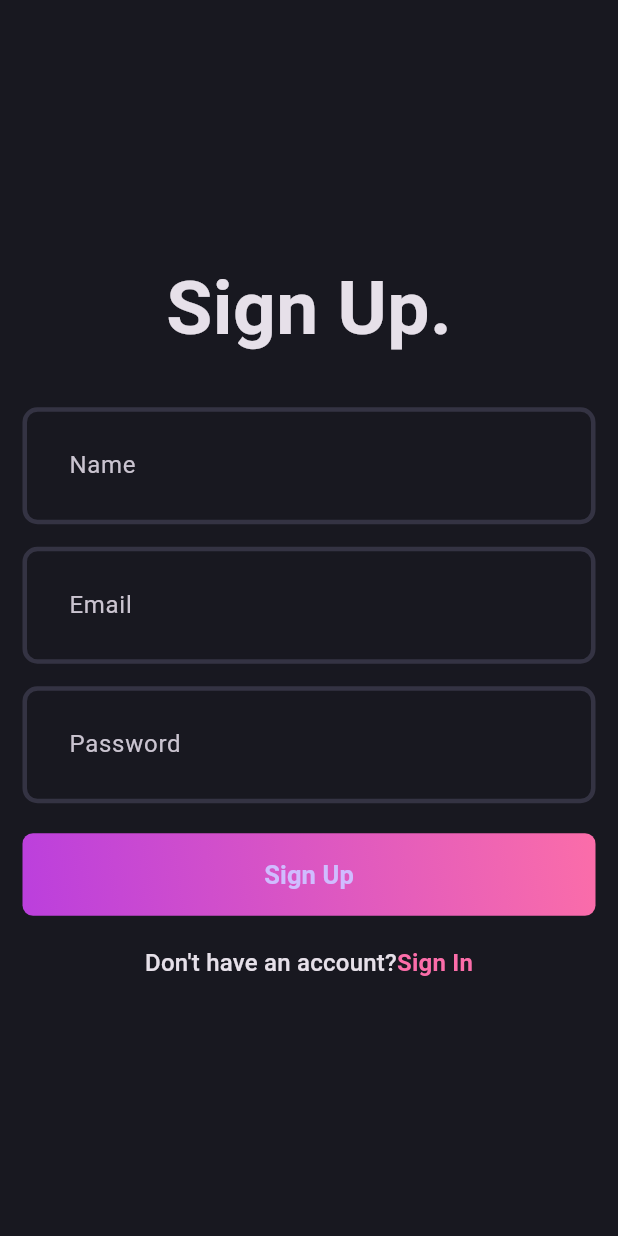
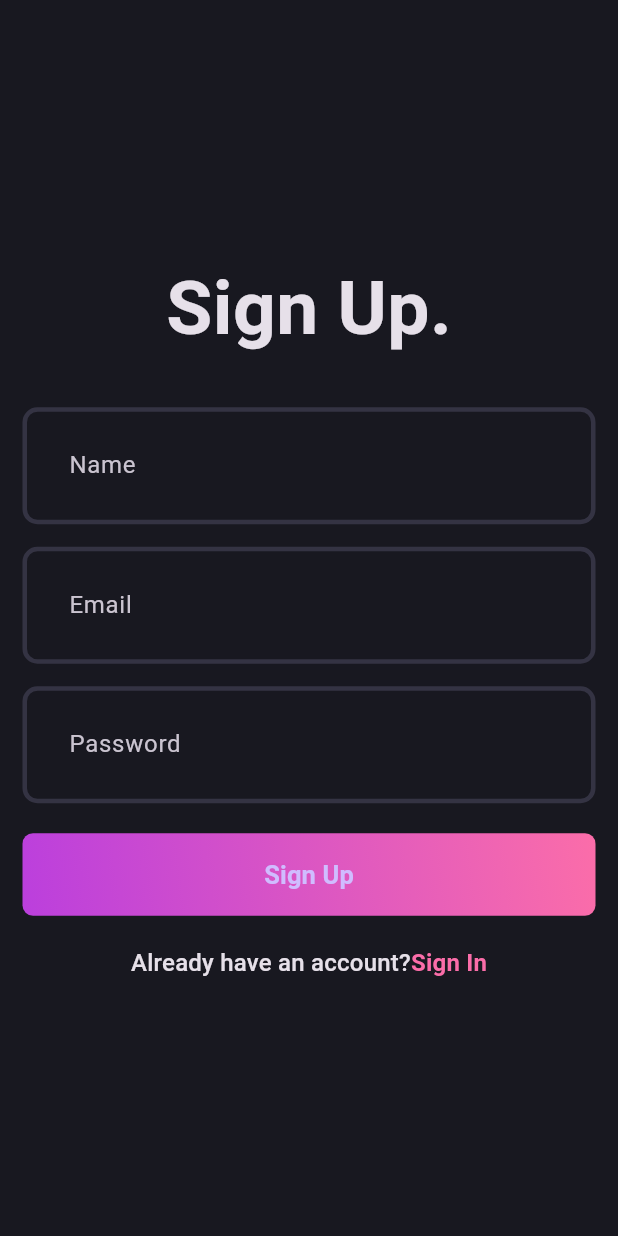
Before and after one commit to kushaalchallani/blogapp, a Flutter app: the screen it shows after launch, on a phone screen of 412 x 824 dp. Run offline on Flutter 3.47's test engine with Material 3 defaults, Android fonts, the phone set to English and light mode, and no system bars.

Commit message:
[Updated] TextSpan text to 'Already have a account'

```diff
--- a/lib/features/auth/presentation/pages/signup_page.dart
+++ b/lib/features/auth/presentation/pages/signup_page.dart
@@ -53,7 +53,7 @@ class _SignUpPageState extends State<SignUpPage> {
               const SizedBox(height: 20),
               RichText(
                 text: TextSpan(
-                  text: "Don't have an account?",
+                  text: "Already have an account?",
                   style: Theme.of(context).textTheme.titleMedium,
                   children: [
                     TextSpan(
```
